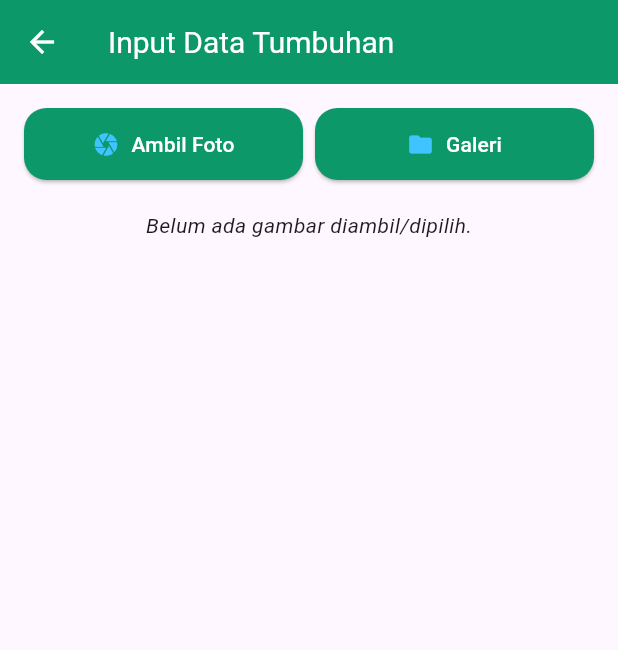
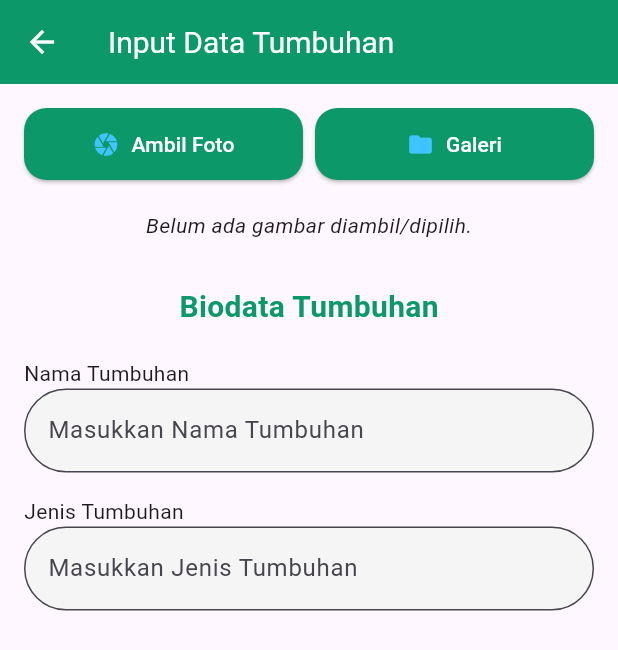
Before and after one commit to YusvanTriAtmojo/PlantApp, a Flutter app: the HomeCameraMap screen opened directly, on a phone screen of 412 x 824 dp. Shown: the top 650 px of the screen. Run offline on Flutter 3.47's test engine with Material 3 defaults, Android fonts, the phone set to English and light mode, and no system bars; our stand-ins replace camera, flutter_svg, geocoding, geolocator, google_maps_flutter, image_picker and 1 more.

Commit message:
Menambahkan form input data tumbuhan

```diff
--- a/lib/screens/home_camera_map.dart
+++ b/lib/screens/home_camera_map.dart
@@ -139,6 +139,61 @@ class _HomeCameraMapState extends State<HomeCameraMap> {
                 )
               else
                 const Text('Belum ada gambar diambil/dipilih.', style: TextStyle(fontStyle: FontStyle.italic)),
+              SizedBox(height: 30),
+              Form(
+                key: _formKey,
+                child: Column(
+                  crossAxisAlignment: CrossAxisAlignment.stretch,
+                  children: [
+                    Center(
+                      child: Text(
+                        'Biodata Tumbuhan',
+                        style: TextStyle(
+                          fontSize: 20,
+                          fontWeight: FontWeight.bold,
+                          color: kPrimaryColor,
+                        ),
+                      ),
+                    ),
+                    SizedBox(height: 20),
+                    const Text('Nama Tumbuhan'),
+                    TextFormField(
+                      controller: _namaController,
+                      decoration: InputDecoration(
+                        hintText: 'Masukkan Nama Tumbuhan',
+                        filled: true,
+                        fillColor: Colors.grey.shade100,
+                        border: OutlineInputBorder(borderRadius: BorderRadius.circular(50)),
+                        focusedBorder: OutlineInputBorder(
+                          borderRadius: BorderRadius.circular(15),
+                          borderSide: const BorderSide(color: kPrimaryColor, width: 2),
+                        ),
+                      ),
+                      autovalidateMode: AutovalidateMode.onUserInteraction,
+                      validator: (value) =>
+                        value == null || value.isEmpty ? 'Nama tidak boleh kosong' : null,
+                    ),
+                    const SizedBox(height: 16),
+                    const Text('Jenis Tumbuhan'),
+                    TextFormField(
+                      controller: _jenisController,
+                      decoration: InputDecoration(
+                        hintText: 'Masukkan Jenis Tumbuhan',
+                        filled: true,
+                        fillColor: Colors.grey.shade100,
+                        border: OutlineInputBorder(borderRadius: BorderRadius.circular(50)),
+                        focusedBorder: OutlineInputBorder(
+                          borderRadius: BorderRadius.circular(15),
+                          borderSide: const BorderSide(color: kPrimaryColor, width: 2),
+                        ),
+                      ),
+                      autovalidateMode: AutovalidateMode.onUserInteraction,
+                      validator: (value) =>
+                        value == null || value.isEmpty ? 'Jenis tidak boleh kosong' : null,
+                    ),
+                  ],
+                ),
+              ),
             ],
           ),
         ),
```
